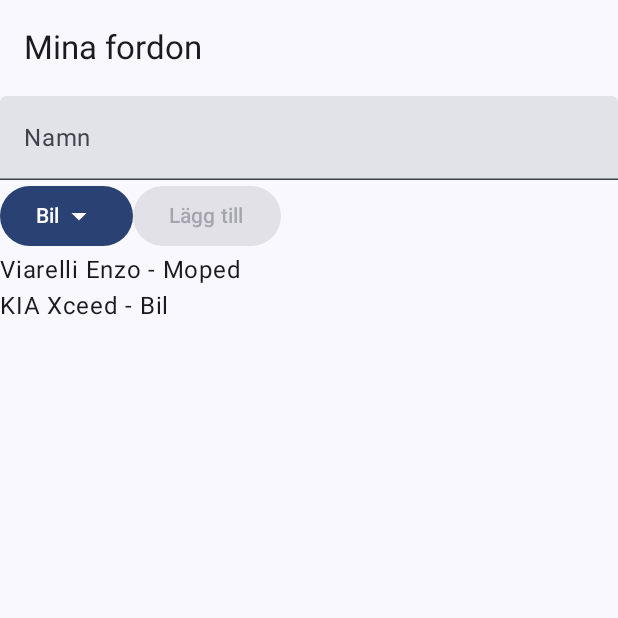
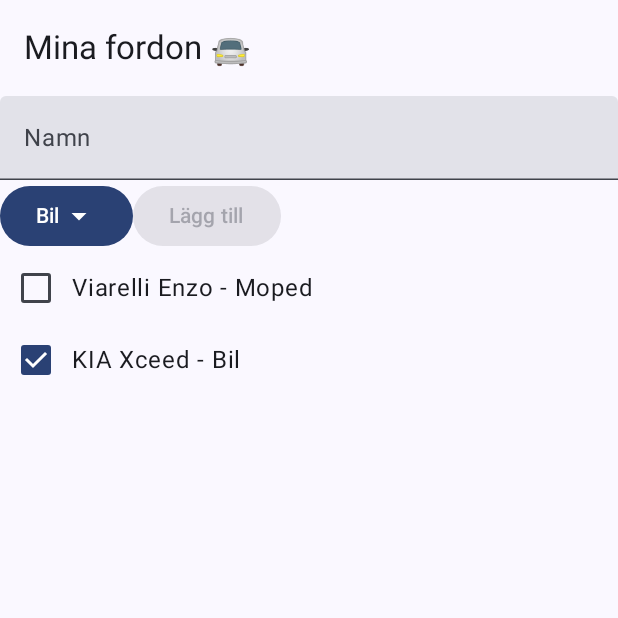
Before and after one commit to tommypstark/mina-fordon-android, an Android app built with Jetpack Compose: the screen it shows after launch (MainActivity), on a phone screen of 412 x 824 dp, the top half of it. Run offline under Robolectric (Android 15) with nearby library versions, the phone set to English and light mode, and no system bars.

Commit message:
Add vehicle service toggle

```diff
--- a/app/src/main/java/com/example/minafordon/MainActivity.kt
+++ b/app/src/main/java/com/example/minafordon/MainActivity.kt
@@ -15,6 +15,7 @@ import androidx.compose.foundation.layout.padding
 import androidx.compose.foundation.lazy.LazyColumn
 import androidx.compose.foundation.lazy.items
 import androidx.compose.material3.Button
+import androidx.compose.material3.Checkbox
 import androidx.compose.material3.DropdownMenu
 import androidx.compose.material3.DropdownMenuItem
 import androidx.compose.material3.ExperimentalMaterial3Api
@@ -30,6 +31,7 @@ import androidx.compose.runtime.getValue
 import androidx.compose.runtime.mutableStateOf
 import androidx.compose.runtime.remember
 import androidx.compose.runtime.setValue
+import androidx.compose.ui.Alignment
 import androidx.compose.ui.Modifier
 import androidx.compose.ui.tooling.preview.Preview
 import androidx.lifecycle.viewmodel.compose.viewModel
@@ -68,7 +70,7 @@ fun VehicleScreen(viewModel: VehicleViewModel = viewModel()) {
     Scaffold(
         topBar = {
             TopAppBar(
-                   title = { Text("Mina fordon") }
+                   title = { Text("Mina fordon \uD83D\uDE98") }
             )
         }
     ) { innerPadding ->
@@ -122,7 +124,18 @@ fun VehicleScreen(viewModel: VehicleViewModel = viewModel()) {
 
             LazyColumn {
                 items(state.vehicles) { vehicle ->
-                    Text(text = "${vehicle.name} - ${vehicle.type}")
+                    Row(
+                        verticalAlignment = Alignment.CenterVertically
+                    ) {
+
+                        Checkbox(
+                            checked = vehicle.serviceDone,
+                            onCheckedChange = { viewModel.toggleService(vehicle.id) }
+                        )
+
+                        Text(text = "${vehicle.name} - ${vehicle.type}")
+                    }
+
                 }
             }
         }
```
Also changed, not shown: app/src/main/java/com/example/minafordon/VehicleViewModel.kt (+8 -0 lines).
